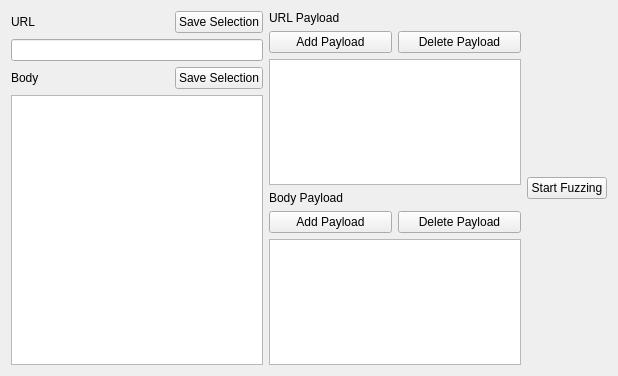
The window that examples/fuzz-components/payload-editor/payloadeditorwidget.ui (dendergunov/HTTP-Fuzzer) describes before a commit, drawn with Qt 5.
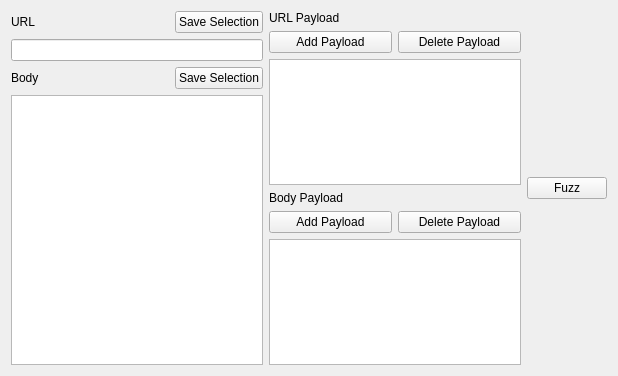
The same window after the commit.

Commit message: Payload editor example fixes

Diff of the .ui file:
```diff
--- a/examples/fuzz-components/payload-editor/payloadeditorwidget.ui
+++ b/examples/fuzz-components/payload-editor/payloadeditorwidget.ui
@@ -182,7 +182,7 @@
      <item>
       <widget class="QPushButton" name="fuzzButton">
        <property name="text">
-        <string>Start Fuzzing</string>
+        <string>Fuzz</string>
        </property>
       </widget>
      </item>
```
The commit also changes 2 other files.
